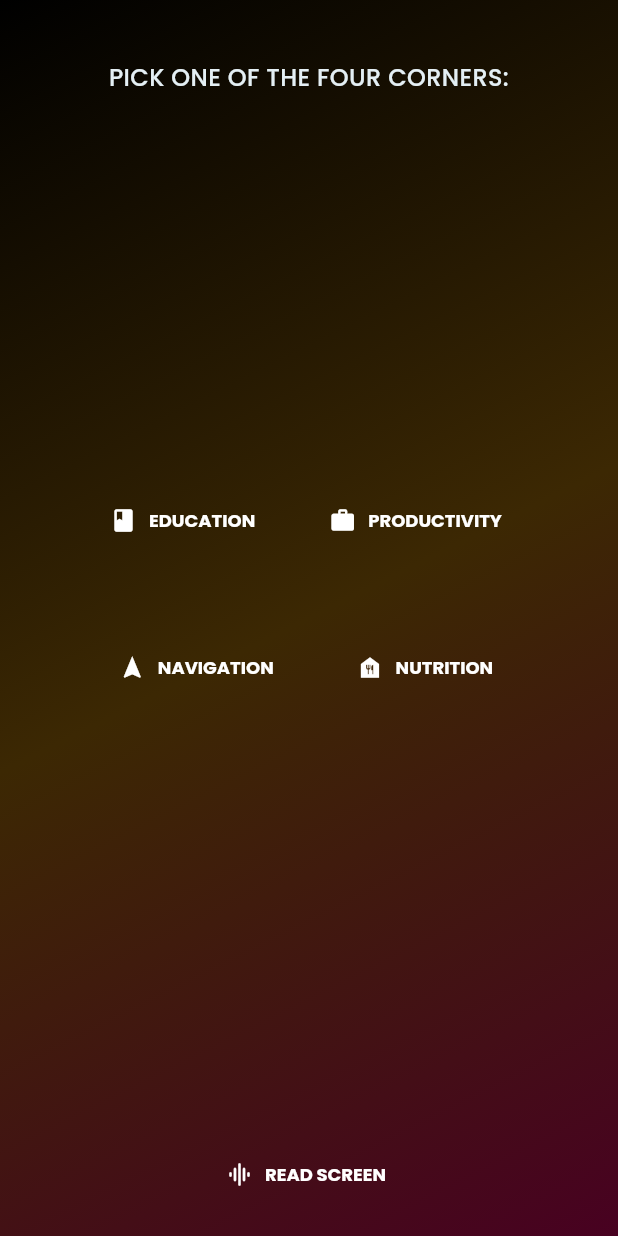
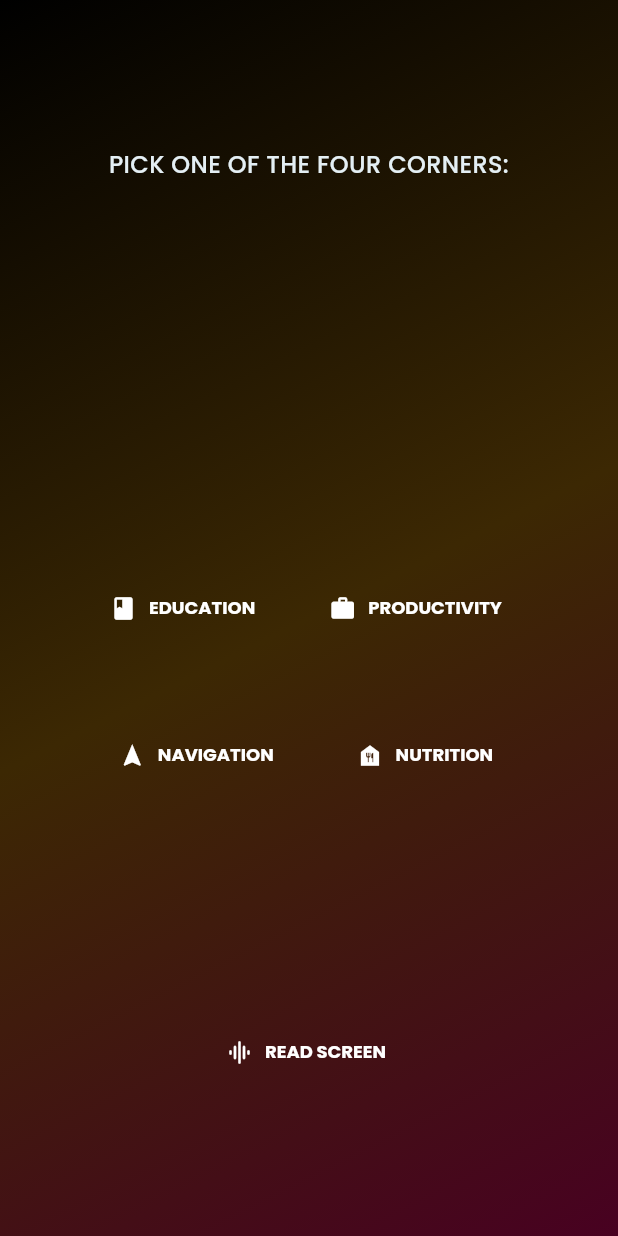
Before and after one commit to rajin-khan/TapSense, a Flutter app: the screen it shows after launch, after a tap on an icon or button, on a phone screen of 412 x 824 dp. Run offline on Flutter 3.47's test engine with Material 3 defaults, Android fonts, the phone set to English and light mode, and no system bars; our stand-ins replace flutter_tts, google_fonts, image_picker; missing offline and left inert: google_mlkit_object_detection, google_mlkit_text_recognition.

Commit message:
Modify content to fit in physical app

```diff
--- a/tap_sense/lib/sections/education/education_screen.dart
+++ b/tap_sense/lib/sections/education/education_screen.dart
@@ -92,7 +92,7 @@ class _EducationScreenState extends State<EducationScreen> {
         ),
         Container(
           //output section
-          height: 550,
+          height: 380,
           padding: const EdgeInsets.all(5),
           child: SingleChildScrollView(
             child: Text(
--- a/tap_sense/lib/sections/menu_screen.dart
+++ b/tap_sense/lib/sections/menu_screen.dart
@@ -151,7 +151,7 @@ class _MenuScreenState extends State<MenuScreen> {
             ),
           ],
         ),
-        const SizedBox(height: 290),
+        const SizedBox(height: 150),
         TextButton.icon( //screen reader
           onPressed: () {
             flutterTts.speak("Pick one of the four corners: Education, Productivity, Navigation, Nutrition");
```
